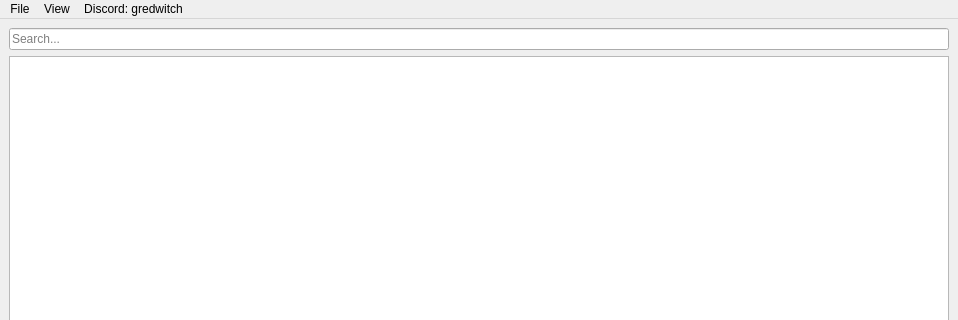
Old version of the form ui/dae.ui in the repository Gredwitch/Dagor-Asset-Explorer; both pictures show x 0 to 958 and y 0 to 320 of the 958 by 645 pixel window.
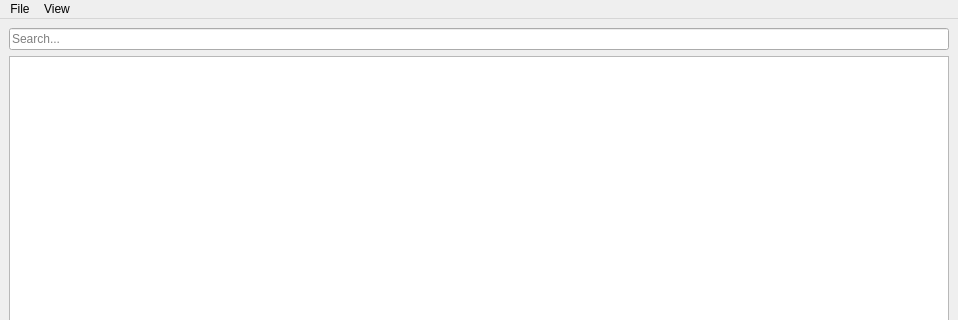
New version of the form. Custom widgets are drawn as their Qt base class.

What changed in the file:
```diff
--- a/ui/dae.ui
+++ b/ui/dae.ui
@@ -70,14 +70,8 @@
     <addaction name="actionCollapse"/>
     <addaction name="actionExpand"/>
    </widget>
-   <widget class="QMenu" name="menuMessage_me_on_discord_gredwitch">
-    <property name="title">
-     <string>Discord: gredwitch</string>
-    </property>
-   </widget>
    <addaction name="menuFile"/>
    <addaction name="menuView"/>
-   <addaction name="menuMessage_me_on_discord_gredwitch"/>
   </widget>
   <action name="actionOpenFolder">
    <property name="text">
```
Left out of the diff: 5 changed lines with no effect on the pictures.
